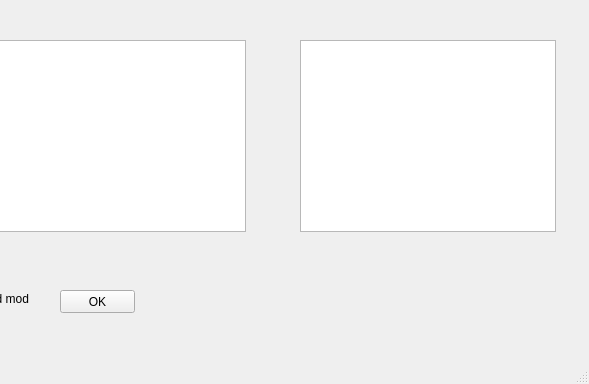
Qt form Lab2/mainwindow.ui (P34R/oop_2_1) before a commit; both pictures show x 320 to 909 and y 0 to 384 of the 909 by 384 pixel window.
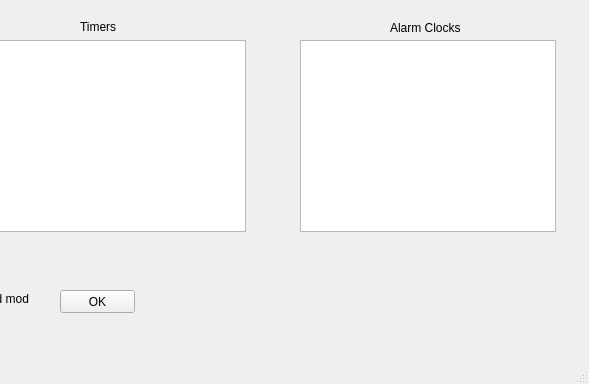
The same form after that commit.

```diff
--- a/Lab2/mainwindow.ui
+++ b/Lab2/mainwindow.ui
@@ -151,6 +151,35 @@
      <string>Sound:</string>
     </property>
    </widget>
+   <widget class="QLabel" name="label_4">
+    <property name="geometry">
+     <rect>
+      <x>400</x>
+      <y>20</y>
+      <width>47</width>
+      <height>13</height>
+     </rect>
+    </property>
+    <property name="text">
+     <string>Timers</string>
+    </property>
+    <property name="textFormat">
+     <enum>Qt::AutoText</enum>
+    </property>
+   </widget>
+   <widget class="QLabel" name="label_5">
+    <property name="geometry">
+     <rect>
+      <x>710</x>
+      <y>20</y>
+      <width>71</width>
+      <height>16</height>
+     </rect>
+    </property>
+    <property name="text">
+     <string>Alarm Clocks</string>
+    </property>
+   </widget>
   </widget>
   <widget class="QMenuBar" name="menubar">
    <property name="geometry">
```
